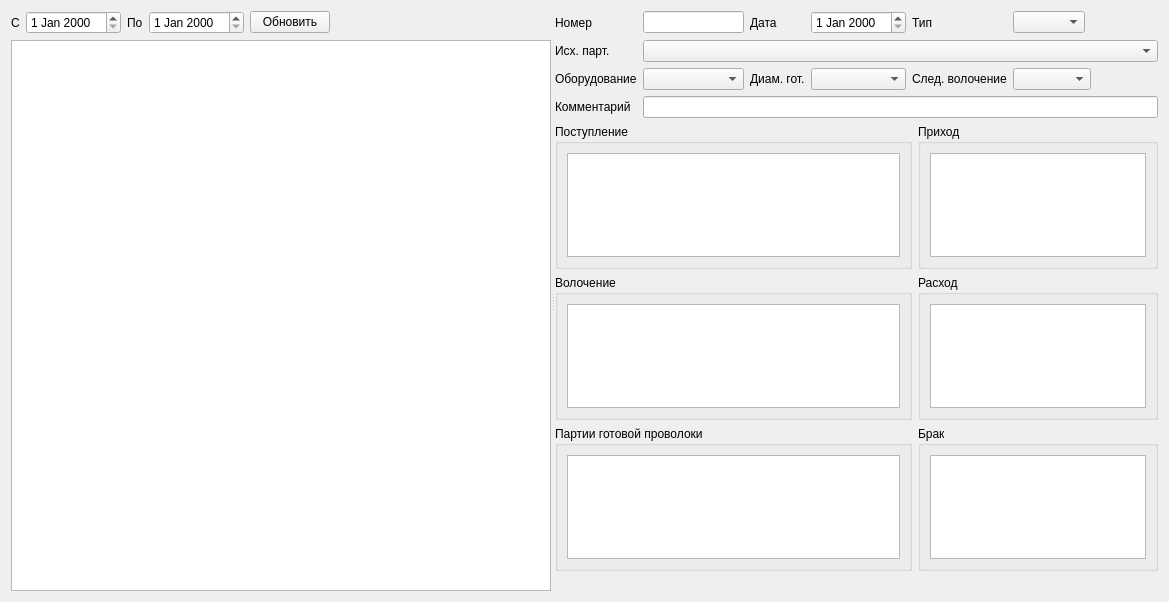
Above: formpodt.ui from Sergeyego/wire_pr before the change. Below: the same form after it.
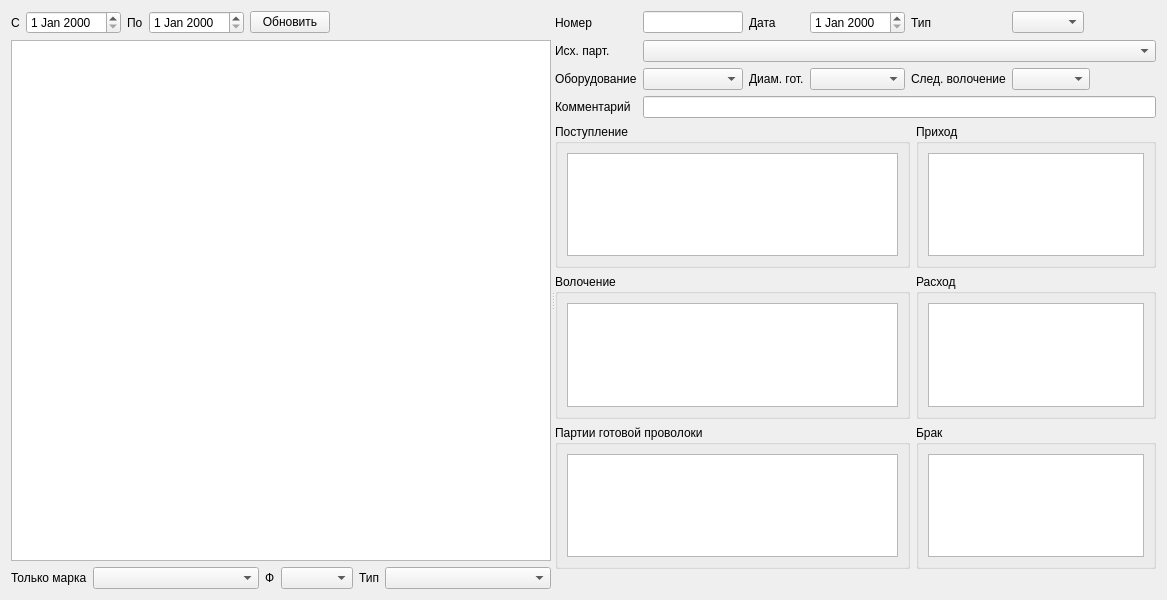
That is the form after the change. Icons and pictures are not drawn. Custom widgets are drawn as their Qt base class.

Patch:
```diff
--- a/formpodt.ui
+++ b/formpodt.ui
@@ -6,8 +6,8 @@
    <rect>
     <x>0</x>
     <y>0</y>
-    <width>1169</width>
-    <height>602</height>
+    <width>1167</width>
+    <height>600</height>
    </rect>
   </property>
   <property name="windowTitle">
@@ -91,6 +91,54 @@
          </property>
         </widget>
        </item>
+       <item>
+        <layout class="QHBoxLayout" name="horizontalLayout_5">
+         <item>
+          <widget class="QLabel" name="label_12">
+           <property name="text">
+            <string>Только марка</string>
+           </property>
+          </widget>
+         </item>
+         <item>
+          <widget class="DbComboBox" name="comboBoxFMark">
+           <property name="sizePolicy">
+            <sizepolicy hsizetype="Expanding" vsizetype="Fixed">
+             <horstretch>0</horstretch>
+             <verstretch>0</verstretch>
+            </sizepolicy>
+           </property>
+          </widget>
+         </item>
+         <item>
+          <widget class="QLabel" name="label_11">
+           <property name="text">
+            <string>Ф</string>
+           </property>
+          </widget>
+         </item>
+         <item>
+          <widget class="DbComboBox" name="comboBoxFDiam"/>
+         </item>
+         <item>
+          <widget class="QLabel" name="label_13">
+           <property name="text">
+            <string>Тип</string>
+           </property>
+          </widget>
+         </item>
+         <item>
+          <widget class="DbComboBox" name="comboBoxFType">
+           <property name="sizePolicy">
+            <sizepolicy hsizetype="Expanding" vsizetype="Fixed">
+             <horstretch>0</horstretch>
+             <verstretch>0</verstretch>
+            </sizepolicy>
+           </property>
+          </widget>
+         </item>
+        </layout>
+       </item>
       </layout>
      </widget>
      <widget class="QWidget" name="layoutWidget1">
```
